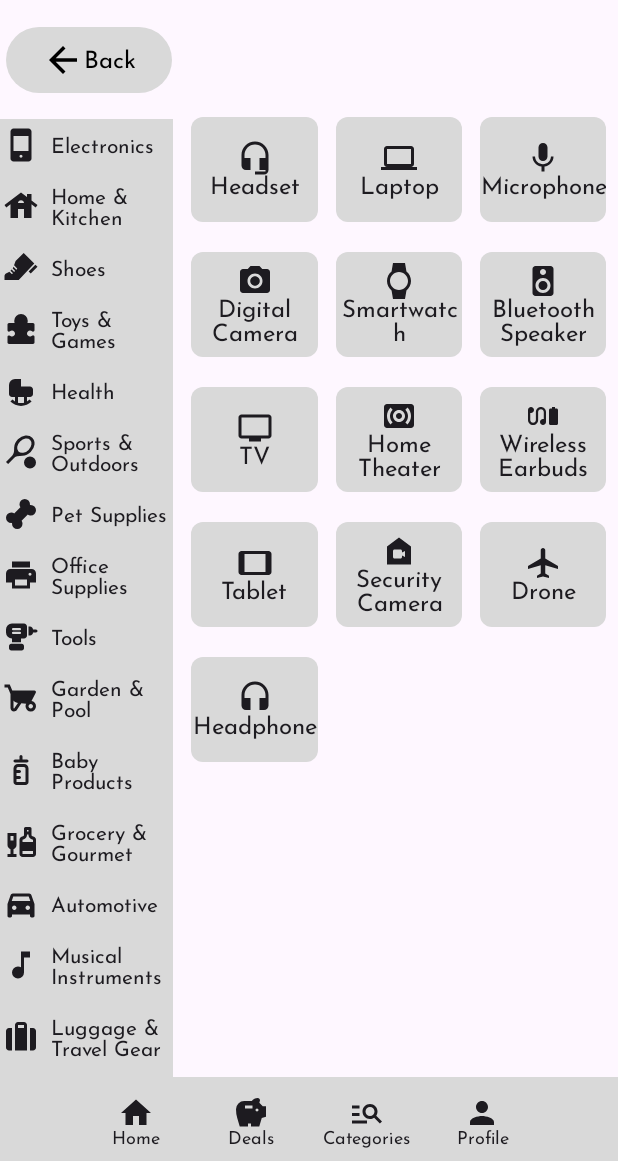
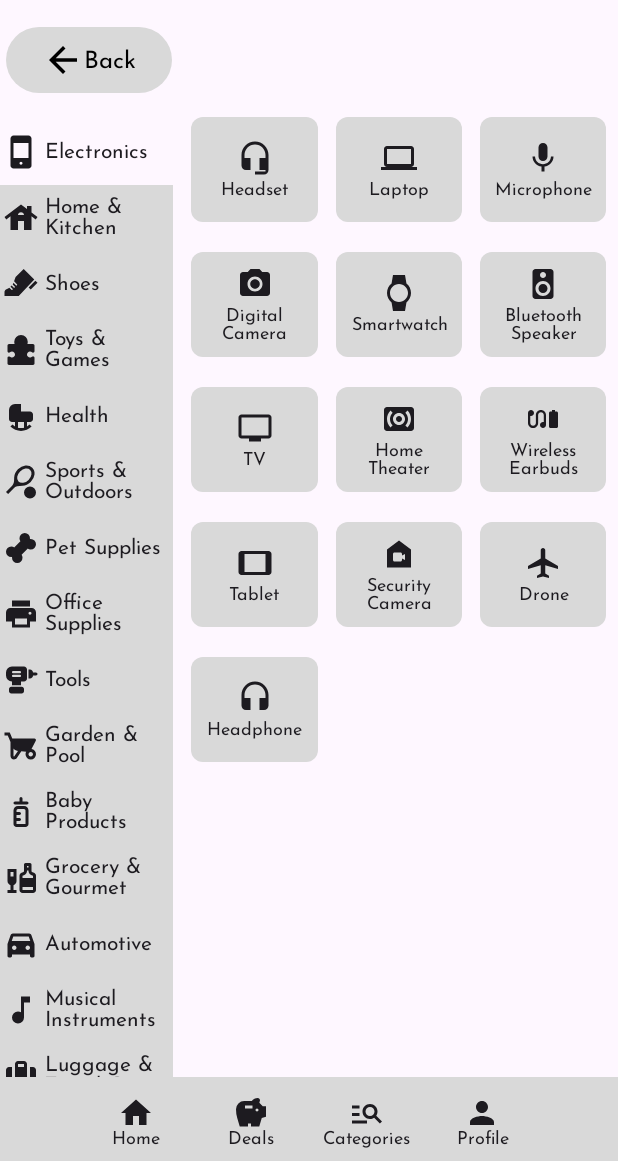
Before and after one commit to Joa0DeL1ma/Best_Of, an Android app built with Jetpack Compose: the screen it shows after launch (MainActivity), on a phone screen of 412 x 824 dp, the part 75-1236 px from its top. Run offline under Robolectric (Android 15) with nearby library versions, the phone set to English and light mode, and no system bars.

Commit message:
WIP categories selection

```diff
--- a/app/src/main/java/com/example/bestof/modules/categories/model/CategoriesItemsList.kt
+++ b/app/src/main/java/com/example/bestof/modules/categories/model/CategoriesItemsList.kt
@@ -46,7 +46,7 @@ val electronicsList = listOf(
 val computerAccessoriesList = listOf(
     CategoriesItems(R.drawable.ic_mouse, "Mouse"),
     CategoriesItems(R.drawable.ic_keyboard, "Keyboard"),
-    CategoriesItems(R.drawable.ic_electronics, "Monitor"),
+    CategoriesItems(R.drawable.ic_tv, "Monitor"),
     CategoriesItems(R.drawable.ic_electronics, "Webcam"),
     CategoriesItems(R.drawable.ic_electronics, "Mouse Pad"),
     CategoriesItems(R.drawable.ic_electronics, "Headset"),
--- a/app/src/main/java/com/example/bestof/modules/categories/screens/CategoriesScreen.kt
+++ b/app/src/main/java/com/example/bestof/modules/categories/screens/CategoriesScreen.kt
@@ -1,6 +1,8 @@
 package com.example.bestof.modules.categories.screens
 
 import androidx.compose.foundation.background
+import androidx.compose.foundation.clickable
+import androidx.compose.foundation.interaction.MutableInteractionSource
 import androidx.compose.foundation.layout.Arrangement
 import androidx.compose.foundation.layout.Box
 import androidx.compose.foundation.layout.Column
@@ -12,7 +14,6 @@ import androidx.compose.foundation.layout.height
 import androidx.compose.foundation.layout.padding
 import androidx.compose.foundation.layout.width
 import androidx.compose.foundation.lazy.LazyColumn
-import androidx.compose.foundation.lazy.items
 import androidx.compose.foundation.lazy.itemsIndexed
 import androidx.compose.foundation.shape.RoundedCornerShape
 import androidx.compose.material.icons.Icons
@@ -28,6 +29,10 @@ import androidx.compose.material3.Scaffold
 import androidx.compose.material3.Text
 import androidx.compose.material3.TopAppBarDefaults
 import androidx.compose.runtime.Composable
+import androidx.compose.runtime.getValue
+import androidx.compose.runtime.mutableStateOf
+import androidx.compose.runtime.remember
+import androidx.compose.runtime.setValue
 import androidx.compose.ui.Alignment
 import androidx.compose.ui.Modifier
 import androidx.compose.ui.draw.clip
@@ -46,6 +51,9 @@ import com.example.bestof.ui.theme.BestOfTheme
 @OptIn(ExperimentalMaterial3Api::class)
 @Composable
 fun CategoriesScreen() {
+
+    var selectedIndex by remember { mutableStateOf<Int?>(0) }
+
     Scaffold(
         topBar = {
             CenterAlignedTopAppBar(
@@ -81,39 +89,43 @@ fun CategoriesScreen() {
                     }
 
                     LazyColumn {
-                        items(categoriesList) { category ->
+                        itemsIndexed(categoriesList) { index, category ->
+                            val isSelected = selectedIndex == index
                             Row(
                                 modifier = Modifier
-                                    .background(Color(0xffD9D9D9))
+                                    .height(44.dp)
                                     .width(115.dp)
+                                    .clickable(
+                                        interactionSource = remember { MutableInteractionSource() },
+                                        indication = null,
+                                        onClick = { selectedIndex = if (isSelected) null else index }
+                                    )
+                                    .then(if (!isSelected) Modifier.background(Color(0xFFD9D9D9)) else Modifier)
                             ) {
                                 Icon(
                                     modifier = Modifier
                                         .padding(start = 2.dp)
                                         .align(Alignment.CenterVertically),
                                     painter = painterResource(id = category.icon),
-                                    contentDescription = ""
+                                    contentDescription = null
                                 )
                                 Text(
-                                    overflow = TextOverflow.Ellipsis,
+                                    overflow = TextOverflow.Clip,
                                     maxLines = 2,
-                                    modifier = Modifier.padding(
-                                        start = 8.dp,
-                                        top = 12.dp,
-                                        bottom = 8.dp
-                                    ),
+                                    modifier = Modifier
+                                        .align(Alignment.CenterVertically)
+                                        .padding(start = 4.dp),
                                     style = MaterialTheme.typography.labelLarge,
                                     text = category.name
                                 )
                             }
                         }
                     }
+                }
 
-
-                }
                 val rows = electronicsList.chunked(3)
                 LazyColumn(modifier = Modifier) {
-                        item{
+                    item {
                         Spacer(modifier = Modifier.height(70.dp))
                     }
                     itemsIndexed(rows) { _, rowItems ->
@@ -137,6 +149,12 @@ fun CategoriesScreen() {
                                         contentDescription = item.name
                                     )
                                     Text(
+                                        modifier = Modifier.padding(
+                                            top = 4.dp,
+                                            start = 4.dp,
+                                            end = 4.dp
+                                        ),
+                                        style = MaterialTheme.typography.labelMedium,
                                         textAlign = TextAlign.Center,
                                         text = item.name,
                                     )
```
Lines whose indentation alone changed are shown as unchanged.
